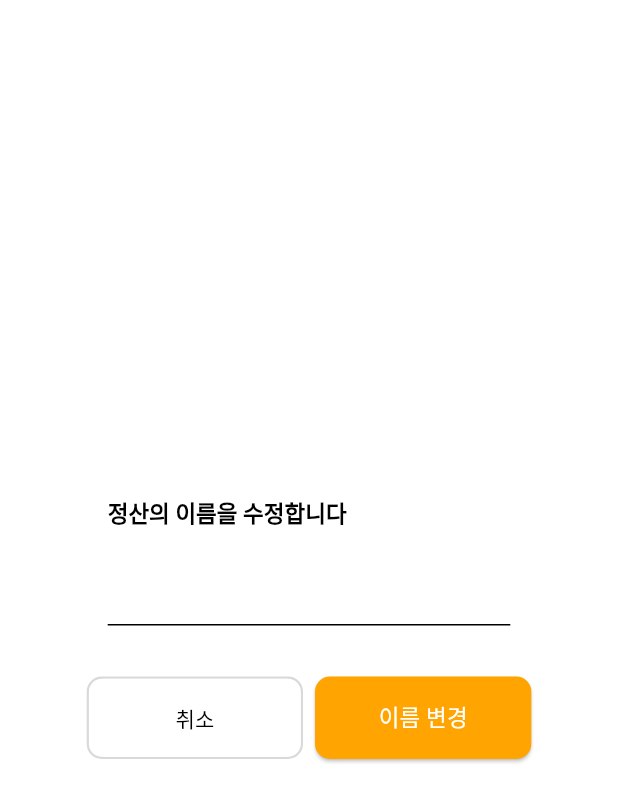
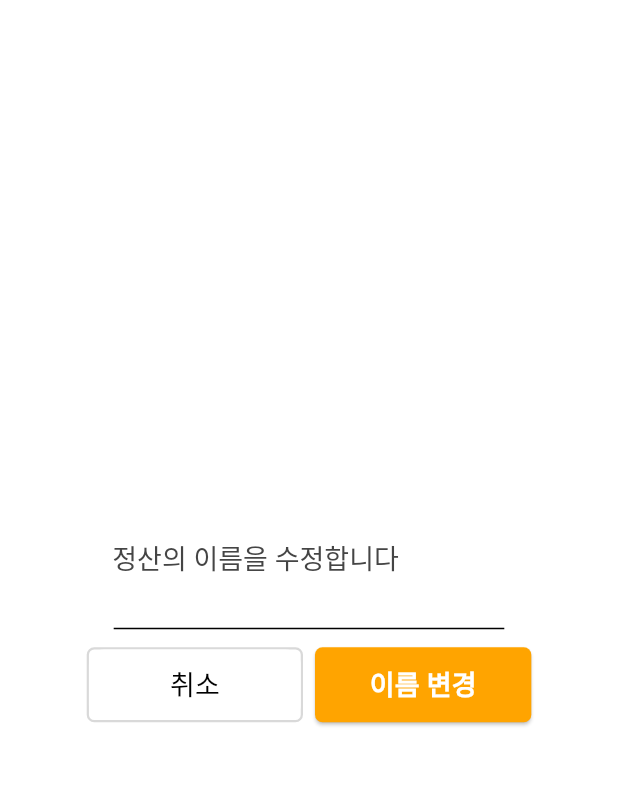
Before and after one commit to UmWooNeAh/Yemon, a Flutter app: the EditSettlementName widget shown alone on an empty page, opened directly, on a phone screen of 412 x 824 dp. Shown: the top 802 px of the screen. Run offline on Flutter 3.47's test engine with Material 3 defaults, Android fonts, the phone set to English and light mode, and no system bars; our stand-ins replace dotted_border, flutter_inset_box_shadow, flutter_riverpod, go_router, image_gallery_saver, scroll_snap_list and 1 more; accounts and stored records are empty; statements that could not run were skipped.

Commit message:
Feat: SettlementListPage

```diff
--- a/lib/View/settlement_list_page.dart
+++ b/lib/View/settlement_list_page.dart
@@ -273,7 +273,11 @@ class _SettlementListPageState extends ConsumerState<SettlementListPage> {
                           child: Column(
                             mainAxisAlignment: MainAxisAlignment.center,
                             children: [
-                              Image.asset("assets/Bin.png",width:20,height:20),
+                              Image.asset("assets/Bin.png",
+                                  width: 17, height: 17),
+                              const SizedBox(
+                                height: 5,
+                              ),
                               const Text(
                                 "삭제",
                                 style: TextStyle(
@@ -302,7 +306,11 @@ class _SettlementListPageState extends ConsumerState<SettlementListPage> {
                               child: Column(
                                 mainAxisAlignment: MainAxisAlignment.center,
                                 children: [
-                                  Image.asset("assets/pencil.png",width:20,height:20),
+                                  Image.asset("assets/pencil.png",
+                                      width: 17, height: 17),
+                                  const SizedBox(
+                                    height: 5,
+                                  ),
                                   const Text(
                                     "이름 변경",
                                     style: TextStyle(
@@ -334,7 +342,11 @@ class _SettlementListPageState extends ConsumerState<SettlementListPage> {
                               child: Column(
                                 mainAxisAlignment: MainAxisAlignment.center,
                                 children: [
-                                  Image.asset("assets/Bin.png",width:20,height:20),
+                                  Image.asset("assets/Bin.png",
+                                      width: 17, height: 17),
+                                  const SizedBox(
+                                    height: 5,
+                                  ),
                                   const Text(
                                     "삭제",
                                     style: TextStyle(
@@ -565,6 +577,7 @@ class EditSettlementName extends ConsumerStatefulWidget {
 
 class _EditSettlementNameState extends ConsumerState<EditSettlementName> {
   TextEditingController controller = TextEditingController();
+  bool isError = false;
 
   @override
   void initState() {
@@ -582,11 +595,12 @@ class _EditSettlementNameState extends ConsumerState<EditSettlementName> {
     final provider = ref.watch(mainProvider);
     return AlertDialog(
       elevation: 0,
-      title: const Text(
+      title: Text(
         "정산의 이름을 수정합니다",
         style: TextStyle(
-          fontSize: 15,
-          fontWeight: FontWeight.w700,
+          fontSize: 18,
+          color: basic[4],
+          fontWeight: FontWeight.w500,
         ),
       ),
       shape: RoundedRectangleBorder(
@@ -596,9 +610,14 @@ class _EditSettlementNameState extends ConsumerState<EditSettlementName> {
       content: Column(
         mainAxisSize: MainAxisSize.min,
         children: [
-          TextField(
+          AnimatedContainer(
+            duration: const Duration(milliseconds: 200),
+            height: isError ? 60 : 30,
+            // color: Colors.red,
+            child: TextField(
               controller: controller,
               decoration: InputDecoration(
+                errorText: isError ? "공백은 이름이 될 수 없습니다." : null,
                 border: UnderlineInputBorder(
                   borderSide: BorderSide(color: basic[5]),
                 ),
@@ -610,17 +629,19 @@ class _EditSettlementNameState extends ConsumerState<EditSettlementName> {
                 ),
               ),
             ),
+          ),
         ],
       ),
+      contentPadding: const EdgeInsets.symmetric(horizontal: 25, vertical: 5),
       actionsAlignment: MainAxisAlignment.spaceBetween,
-      actionsPadding: const EdgeInsets.all(10),
+      actionsPadding: const EdgeInsets.all(7),
       actions: [
         Container(
-          height: 55,
+          height: 50,
           width: MediaQuery.of(context).size.width * 0.35,
           decoration: BoxDecoration(
             border: Border.all(color: basic[2], width: 1.5),
-            borderRadius: BorderRadius.circular(10),
+            borderRadius: BorderRadius.circular(5),
           ),
           child: ElevatedButton(
             style: ElevatedButton.styleFrom(
@@ -632,28 +653,38 @@ class _EditSettlementNameState extends ConsumerState<EditSettlementName> {
             onPressed: () {
               context.pop();
             },
-            child: Text("취소", style: TextStyle(color: basic[5])),
+            child: Text("취소",
+                style: TextStyle(
+                    color: basic[5],
+                    fontSize: 18,
+                    fontWeight: FontWeight.w500)),
           ),
         ),
         Container(
-          height: 55,
+          height: 50,
           width: MediaQuery.of(context).size.width * 0.35,
           child: ElevatedButton(
             style: ElevatedButton.styleFrom(
               backgroundColor: basic[9],
               shape: RoundedRectangleBorder(
-                  borderRadius: BorderRadius.circular(10)),
+                  borderRadius: BorderRadius.circular(5)),
             ),
             onPressed: () {
               if (controller.text == "") {
+                setState(() {
+                  isError = true;
+                });
                 return;
               }
               provider.editSettlementName(
                   controller.text, eprovider.isSelected.indexOf(true));
               context.pop();
             },
-            child:
-                Text("이름 변경", style: TextStyle(color: basic[0], fontSize: 15)),
+            child: Text("이름 변경",
+                style: TextStyle(
+                    color: basic[0],
+                    fontSize: 18,
+                    fontWeight: FontWeight.w700)),
           ),
         ),
       ],
@@ -680,34 +711,34 @@ class _DeleteSettlementState extends ConsumerState<DeleteSettlement> {
           Text(
             "정산을 삭제하면 다시 되돌릴 수 없습니다",
             style: TextStyle(
-              fontSize: 15,
-              fontWeight: FontWeight.w600,
+              fontSize: 17,
+              fontWeight: FontWeight.w500,
               color: basic[4],
             ),
           ),
           Text(
             "선택한 정산을 삭제하시겠습니까?",
             style: TextStyle(
-              fontSize: 15,
-              fontWeight: FontWeight.w600,
+              fontSize: 17,
+              fontWeight: FontWeight.w500,
               color: basic[4],
             ),
           ),
         ],
       ),
       shape: RoundedRectangleBorder(
-        borderRadius: BorderRadius.circular(10.0),
+        borderRadius: BorderRadius.circular(7.0),
       ),
       backgroundColor: basic[0],
       actionsAlignment: MainAxisAlignment.spaceBetween,
       actionsPadding: const EdgeInsets.all(10),
       actions: [
         Container(
-          height: 55,
+          height: 50,
           width: MediaQuery.of(context).size.width * 0.35,
           decoration: BoxDecoration(
             border: Border.all(color: basic[2], width: 1.5),
-            borderRadius: BorderRadius.circular(10),
+            borderRadius: BorderRadius.circular(5),
           ),
           child: ElevatedButton(
             style: ElevatedButton.styleFrom(
@@ -719,17 +750,21 @@ class _DeleteSettlementState extends ConsumerState<DeleteSettlement> {
             onPressed: () {
               context.pop();
             },
-            child: Text("취소", style: TextStyle(color: basic[5])),
+            child: Text("취소",
+                style: TextStyle(
+                    color: basic[5],
+                    fontWeight: FontWeight.w500,
+                    fontSize: 18)),
           ),
         ),
         Container(
-          height: 55,
+          height: 50,
           width: MediaQuery.of(context).size.width * 0.35,
           child: ElevatedButton(
             style: ElevatedButton.styleFrom(
               backgroundColor: basic[7],
               shape: RoundedRectangleBorder(
-                  borderRadius: BorderRadius.circular(10)),
+                  borderRadius: BorderRadius.circular(5)),
             ),
             onPressed: () {
               provider.deleteSettlement(eprovider.isSelected).then((value) {
@@ -738,8 +773,11 @@ class _DeleteSettlementState extends ConsumerState<DeleteSettlement> {
                 context.pop();
               });
             },
-            child:
-                Text("정산 삭제", style: TextStyle(color: basic[0], fontSize: 15)),
+            child: Text("정산 삭제",
+                style: TextStyle(
+                    color: basic[0],
+                    fontSize: 18,
+                    fontWeight: FontWeight.w700)),
           ),
         ),
       ],
```
Lines whose indentation alone changed are shown as unchanged.
